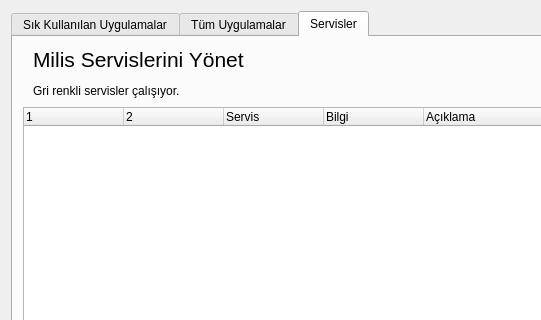
milislinux-topluluk/Milis-Paket-Yoneticisi, file mainwindow.ui: the form before one commit; both pictures show x 0 to 541 and y 0 to 320 of the 942 by 528 pixel window.
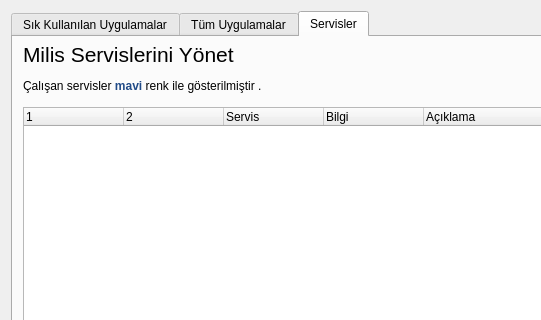
The form after the commit. The open tabs and pages were chosen to show the change. Icons and pictures are not drawn.

The edit to the form file:
```diff
--- a/mainwindow.ui
+++ b/mainwindow.ui
@@ -598,14 +598,14 @@
       <widget class="QLabel" name="label_7">
        <property name="geometry">
         <rect>
-         <x>20</x>
-         <y>10</y>
-         <width>354</width>
-         <height>51</height>
+         <x>10</x>
+         <y>0</y>
+         <width>381</width>
+         <height>61</height>
         </rect>
        </property>
        <property name="text">
-        <string>&lt;html&gt;&lt;head/&gt;&lt;body&gt;&lt;p&gt;&lt;span style=&quot; font-size:16pt;&quot;&gt;Milis Servislerini Yönet&lt;/span&gt;&lt;/p&gt;&lt;p&gt;&lt;a name=&quot;tw-target-text&quot;/&gt;&lt;span style=&quot; font-family:'monospace';&quot;&gt;G&lt;/span&gt;&lt;span style=&quot; font-family:'monospace';&quot;&gt;ri renkli servisler çalışıyor.&lt;/span&gt;&lt;/p&gt;&lt;/body&gt;&lt;/html&gt;</string>
+        <string>&lt;html&gt;&lt;head/&gt;&lt;body&gt;&lt;p&gt;&lt;span style=&quot; font-size:16pt;&quot;&gt;Milis Servislerini Yönet&lt;/span&gt;&lt;/p&gt;&lt;p&gt;&lt;a name=&quot;tw-target-text&quot;/&gt;&lt;span style=&quot; font-family:'monospace';&quot;&gt;Ç&lt;/span&gt;&lt;span style=&quot; font-family:'monospace';&quot;&gt;alışan servisler &lt;/span&gt;&lt;span style=&quot; font-family:'monospace'; font-weight:600; color:#204a87;&quot;&gt;mavi &lt;/span&gt;&lt;a name=&quot;tw-target-text&quot;/&gt;&lt;span style=&quot; font-family:'monospace';&quot;&gt;r&lt;/span&gt;&lt;span style=&quot; font-family:'monospace';&quot;&gt;enk ile gösterilmiştir .&lt;/span&gt;&lt;/p&gt;&lt;/body&gt;&lt;/html&gt;</string>
        </property>
       </widget>
      </widget>
```
Left out of the diff: 2 changed lines with no effect on the pictures.
